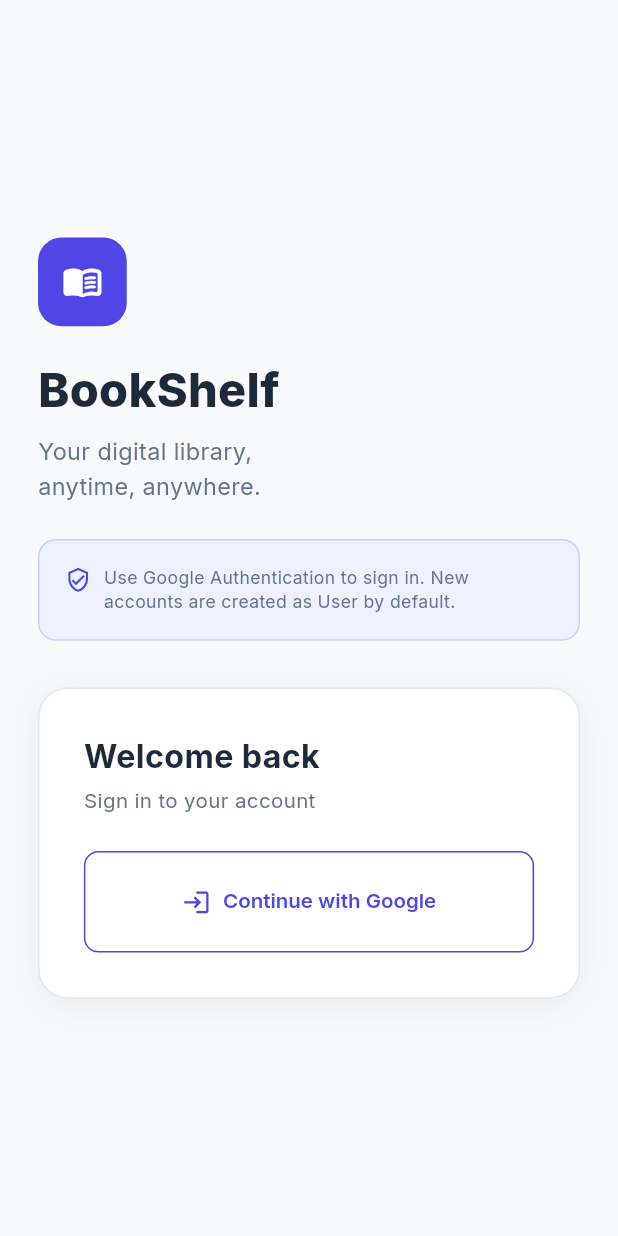
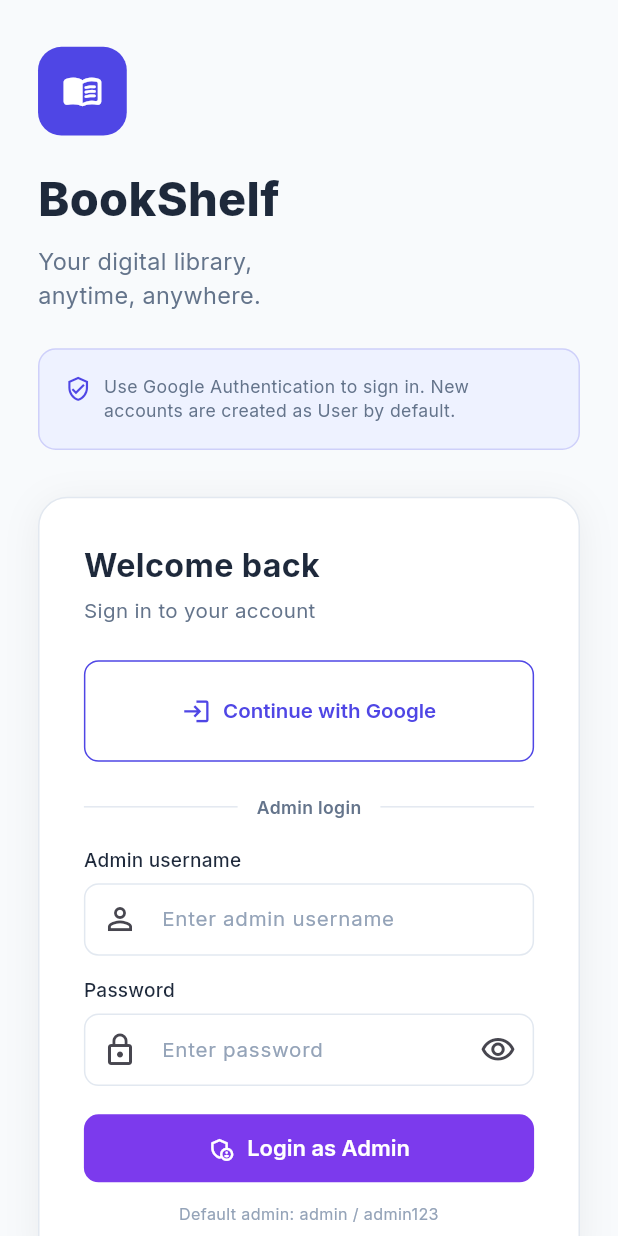
Before and after one commit to Sankiiii/Book-Mangament, a Flutter app: the screen it shows after launch, on a phone screen of 412 x 824 dp. Run offline on Flutter 3.47's test engine with Material 3 defaults, Android fonts, the phone set to English and light mode, and no system bars; our stand-ins replace cloud_firestore, firebase_auth, firebase_core, flutter_riverpod, flutter_screenutil, go_router and 2 more; accounts and stored records are empty.

```diff
--- a/lib/providers/auth_provider.dart
+++ b/lib/providers/auth_provider.dart
@@ -121,6 +121,33 @@ class AuthNotifier extends StateNotifier<AuthState> {
     }
   }
 
+  Future<bool> signInAsAdmin({
+    required String username,
+    required String password,
+  }) async {
+    state = state.copyWith(isLoading: true, clearError: true);
+    await Future<void>.delayed(const Duration(milliseconds: 250));
+
+    final normalizedUsername = username.trim();
+    if (normalizedUsername == AppConstants.adminUsername &&
+        password == AppConstants.adminPassword) {
+      final adminUser = UserModel(
+        id: 'local-admin',
+        username: 'Admin',
+        email: 'admin@bookshelf.local',
+        role: AppConstants.roleAdmin,
+      );
+      state = state.copyWith(currentUser: adminUser, isLoading: false);
+      return true;
+    }
+
+    state = state.copyWith(
+      isLoading: false,
+      errorMessage: 'Invalid admin username or password.',
+    );
+    return false;
+  }
+
   Future<void> logout() async {
     await GoogleSignIn().signOut();
     await _firebaseAuth.signOut();
--- a/lib/screens/auth/login_screen.dart
+++ b/lib/screens/auth/login_screen.dart
@@ -4,6 +4,7 @@ import 'package:flutter_screenutil/flutter_screenutil.dart';
 import '../../providers/auth_provider.dart';
 import '../../utils/app_constants.dart';
 import '../../utils/app_theme.dart';
+import '../../widgets/shared_widgets.dart';
 
 class LoginScreen extends ConsumerStatefulWidget {
   const LoginScreen({super.key});
@@ -13,6 +14,18 @@ class LoginScreen extends ConsumerStatefulWidget {
 }
 
 class _LoginScreenState extends ConsumerState<LoginScreen> {
+  final _adminFormKey = GlobalKey<FormState>();
+  final _adminUsernameController = TextEditingController();
+  final _adminPasswordController = TextEditingController();
+  bool _hideAdminPassword = true;
+
+  @override
+  void dispose() {
+    _adminUsernameController.dispose();
+    _adminPasswordController.dispose();
+    super.dispose();
+  }
+
   Future<void> _signInWithGoogle() async {
     final success = await ref.read(authProvider.notifier).signInWithGoogle();
     if (!success && mounted) {
@@ -20,6 +33,26 @@ class _LoginScreenState extends ConsumerState<LoginScreen> {
       ScaffoldMessenger.of(context).showSnackBar(
         SnackBar(
           content: Text(error ?? 'Google sign-in failed'),
+          backgroundColor: AppColors.error,
+        ),
+      );
+    }
+  }
+
+  Future<void> _signInAsAdmin() async {
+    if (!_adminFormKey.currentState!.validate()) return;
+
+    final success = await ref
+        .read(authProvider.notifier)
+        .signInAsAdmin(
+          username: _adminUsernameController.text,
+          password: _adminPasswordController.text,
+        );
+    if (!success && mounted) {
+      final error = ref.read(authProvider).errorMessage;
+      ScaffoldMessenger.of(context).showSnackBar(
+        SnackBar(
+          content: Text(error ?? 'Admin login failed'),
           backgroundColor: AppColors.error,
         ),
       );
@@ -168,7 +201,19 @@ class _LoginScreenState extends ConsumerState<LoginScreen> {
             style: TextStyle(fontSize: 14.sp, color: AppColors.textSecondary),
           ),
           SizedBox(height: 24.h),
-          OutlinedButton.icon(
+          _buildGoogleLogin(authState),
+          SizedBox(height: 22.h),
+          _buildDividerLabel('Admin login'),
+          SizedBox(height: 18.h),
+          _buildAdminLogin(authState),
+        ],
+      ),
+    );
+  }
+
+  Widget _buildGoogleLogin(AuthState authState) {
+    return OutlinedButton.icon(
+      key: const ValueKey('google-login'),
       onPressed: authState.isLoading ? null : _signInWithGoogle,
       icon: authState.isLoading
           ? SizedBox(
@@ -184,6 +229,78 @@ class _LoginScreenState extends ConsumerState<LoginScreen> {
           style: TextStyle(fontSize: 14.sp, fontWeight: FontWeight.w600),
         ),
       ),
+    );
+  }
+
+  Widget _buildDividerLabel(String label) {
+    return Row(
+      children: [
+        const Expanded(child: Divider()),
+        Padding(
+          padding: EdgeInsets.symmetric(horizontal: 12.w),
+          child: Text(
+            label,
+            style: TextStyle(
+              fontSize: 12.sp,
+              color: AppColors.textSecondary,
+              fontWeight: FontWeight.w600,
+            ),
+          ),
+        ),
+        const Expanded(child: Divider()),
+      ],
+    );
+  }
+
+  Widget _buildAdminLogin(AuthState authState) {
+    return Form(
+      key: _adminFormKey,
+      child: Column(
+        key: const ValueKey('admin-login'),
+        crossAxisAlignment: CrossAxisAlignment.stretch,
+        children: [
+          AppTextField(
+            label: 'Admin username',
+            hint: 'Enter admin username',
+            controller: _adminUsernameController,
+            prefixIcon: const Icon(Icons.person_outline),
+            validator: (value) => value == null || value.trim().isEmpty
+                ? 'Username required'
+                : null,
+          ),
+          SizedBox(height: 14.h),
+          AppTextField(
+            label: 'Password',
+            hint: 'Enter password',
+            controller: _adminPasswordController,
+            obscureText: _hideAdminPassword,
+            prefixIcon: const Icon(Icons.lock_outline),
+            suffixIcon: IconButton(
+              icon: Icon(
+                _hideAdminPassword
+                    ? Icons.visibility_outlined
+                    : Icons.visibility_off_outlined,
+              ),
+              onPressed: () {
+                setState(() => _hideAdminPassword = !_hideAdminPassword);
+              },
+            ),
+            validator: (value) =>
+                value == null || value.isEmpty ? 'Password required' : null,
+          ),
+          SizedBox(height: 18.h),
+          AppButton(
+            label: authState.isLoading ? 'Signing in...' : 'Login as Admin',
+            icon: Icons.admin_panel_settings_outlined,
+            isLoading: authState.isLoading,
+            backgroundColor: AppColors.adminColor,
+            onPressed: authState.isLoading ? null : _signInAsAdmin,
+          ),
+          SizedBox(height: 12.h),
+          Text(
+            'Default admin: ${AppConstants.adminUsername} / ${AppConstants.adminPassword}',
+            textAlign: TextAlign.center,
+            style: TextStyle(fontSize: 11.sp, color: AppColors.textHint),
           ),
         ],
       ),
--- a/lib/utils/app_constants.dart
+++ b/lib/utils/app_constants.dart
@@ -18,6 +18,9 @@ class AppConstants {
   static const String roleUser = 'User';
   static const String roleAdmin = 'Admin';
 
+  static const String adminUsername = 'admin';
+  static const String adminPassword = 'admin123';
+
   static const List<String> genres = [
     'Fiction',
     'Non-Fiction',
--- a/lib/utils/app_router.dart
+++ b/lib/utils/app_router.dart
@@ -24,14 +24,24 @@ final routerProvider = Provider<GoRouter>((ref) {
 
       if (isLoading) return null;
 
-      final isAuthRoute = loc == AppConstants.loginRoute ||
-          loc == AppConstants.registerRoute;
+      final isAuthRoute =
+          loc == AppConstants.loginRoute || loc == AppConstants.registerRoute;
 
       if (!isAuth && !isAuthRoute) return AppConstants.loginRoute;
       if (isAuth && isAuthRoute) {
         return authState.isAdmin
             ? AppConstants.adminHomeRoute
             : AppConstants.userHomeRoute;
+      }
+      if (isAuth &&
+          loc.startsWith(AppConstants.adminHomeRoute) &&
+          !authState.isAdmin) {
+        return AppConstants.userHomeRoute;
+      }
+      if (isAuth &&
+          loc.startsWith(AppConstants.userHomeRoute) &&
+          authState.isAdmin) {
+        return AppConstants.adminHomeRoute;
       }
       return null;
     },
@@ -73,10 +83,7 @@ final routerProvider = Provider<GoRouter>((ref) {
         ],
       ),
     ],
-    errorBuilder: (context, state) => Scaffold(
-      body: Center(
-        child: Text('Page not found: ${state.error}'),
-      ),
-    ),
+    errorBuilder: (context, state) =>
+        Scaffold(body: Center(child: Text('Page not found: ${state.error}'))),
   );
 });
```
Lines whose indentation alone changed are shown as unchanged.
